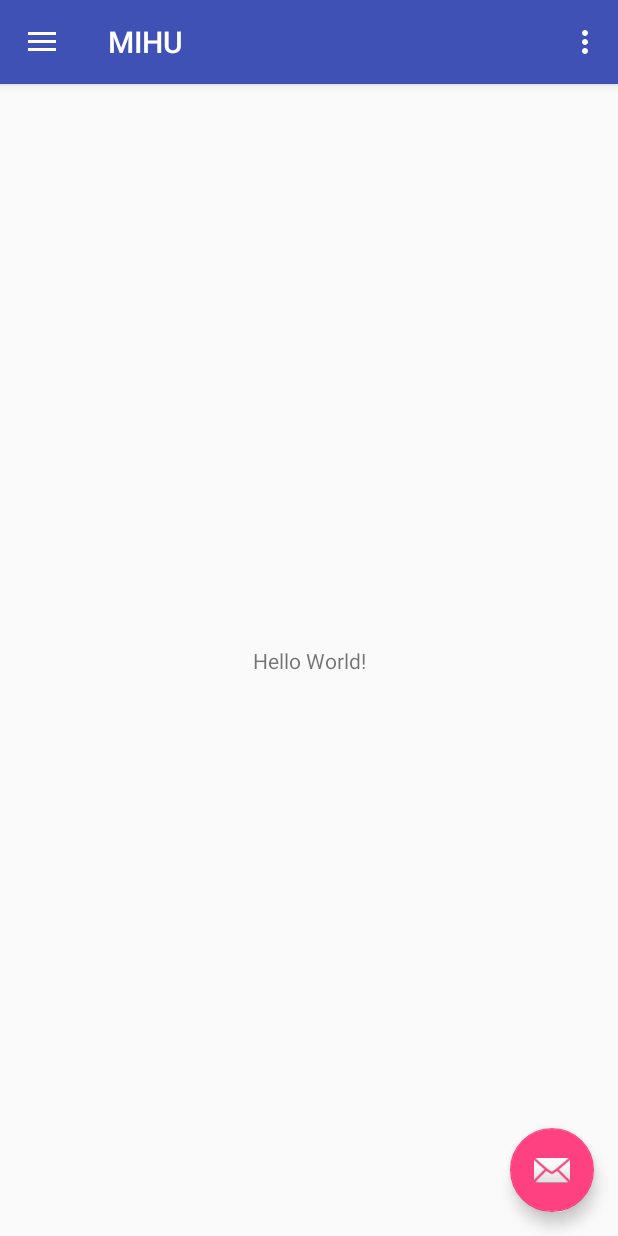
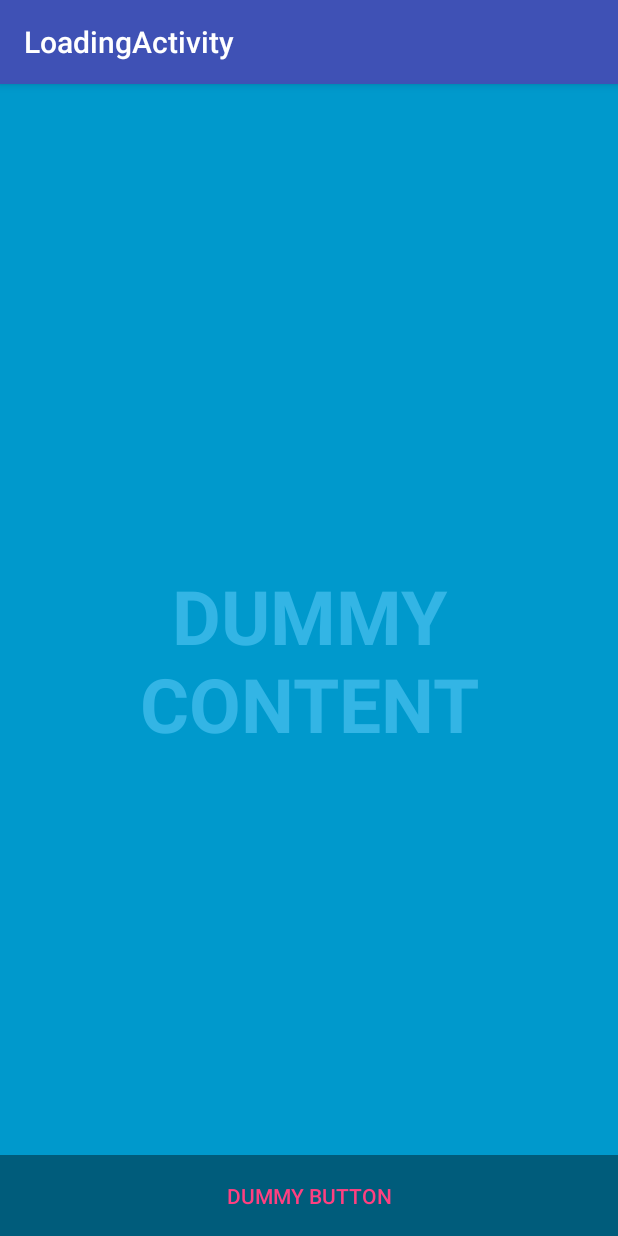
Before and after one commit to PSNAppz/MIHUAndroid, an Android app: the screen it shows after launch (MainActivity before the commit, LoadingActivity after it), on a phone screen of 412 x 824 dp. Run offline under Robolectric (Android 15) with nearby library versions, the phone set to English and light mode, and no system bars.

```diff
--- a/app/build.gradle
+++ b/app/build.gradle
@@ -27,5 +27,6 @@ dependencies {
     compile 'com.android.support:appcompat-v7:26.+'
     compile 'com.android.support:design:26.+'
     compile 'com.android.support.constraint:constraint-layout:1.0.0-beta4'
+    compile 'com.android.support:support-v4:26.+'
     testCompile 'junit:junit:4.12'
 }
--- /dev/null
+++ b/app/src/main/java/mihu/amrita/in/ac/mihu/LoadingActivity.java
@@ -0,0 +1,34 @@
+package mihu.amrita.in.ac.mihu;
+
+import android.annotation.SuppressLint;
+import android.content.Intent;
+import android.support.v7.app.ActionBar;
+import android.support.v7.app.AppCompatActivity;
+import android.os.Bundle;
+import android.os.Handler;
+import android.view.MotionEvent;
+import android.view.View;
+import android.widget.Button;
+
+/**
+ * An example full-screen activity that shows and hides the system UI (i.e.
+ * status bar and navigation/system bar) with user interaction.
+ */
+public class LoadingActivity extends AppCompatActivity {
+
+    @Override
+    protected void onCreate(Bundle savedInstanceState) {
+        super.onCreate(savedInstanceState);
+        setContentView(R.layout.activity_loading);
+        Button b=(Button)findViewById(R.id.dummy_button);
+        b.setOnClickListener(new View.OnClickListener() {
+            @Override
+            public void onClick(View view) {
+                Intent homeIntent = new Intent(LoadingActivity.this,HomeActivity.class);
+                startActivity(homeIntent);
+            }
+        });
+
+    }
+
+}
--- /dev/null
+++ b/app/src/main/res/layout/activity_loading.xml
@@ -0,0 +1,50 @@
+<FrameLayout xmlns:android="http://schemas.android.com/apk/res/android"
+    xmlns:tools="http://schemas.android.com/tools"
+    android:layout_width="match_parent"
+    android:layout_height="match_parent"
+    android:background="#0099cc"
+    tools:context="mihu.amrita.in.ac.mihu.LoadingActivity">
+
+    <!-- The primary full-screen view. This can be replaced with whatever view
+         is needed to present your content, e.g. VideoView, SurfaceView,
+         TextureView, etc. -->
+    <TextView
+        android:id="@+id/fullscreen_content"
+        android:layout_width="match_parent"
+        android:layout_height="match_parent"
+        android:gravity="center"
+        android:keepScreenOn="true"
+        android:text="@string/dummy_content"
+        android:textColor="#33b5e5"
+        android:textSize="50sp"
+        android:textStyle="bold" />
+
+    <!-- This FrameLayout insets its children based on system windows using
+         android:fitsSystemWindows. -->
+    <FrameLayout
+        android:layout_width="match_parent"
+        android:layout_height="match_parent"
+        android:fitsSystemWindows="true">
+
+        <LinearLayout
+            android:id="@+id/fullscreen_content_controls"
+            style="?metaButtonBarStyle"
+            android:layout_width="match_parent"
+            android:layout_height="wrap_content"
+            android:layout_gravity="bottom|center_horizontal"
+            android:background="@color/black_overlay"
+            android:orientation="horizontal"
+            tools:ignore="UselessParent">
+
+            <Button
+                android:id="@+id/dummy_button"
+                style="?metaButtonBarButtonStyle"
+                android:layout_width="0dp"
+                android:layout_height="wrap_content"
+                android:layout_weight="1"
+                android:text="@string/dummy_button" />
+
+        </LinearLayout>
+    </FrameLayout>
+
+</FrameLayout>
--- a/app/src/main/res/menu/activity_main_drawer.xml
+++ b/app/src/main/res/menu/activity_main_drawer.xml
@@ -3,24 +3,17 @@
 
     <group android:checkableBehavior="single">
         <item
-            android:id="@+id/nav_camera"
+            android:id="@+id/nav_home"
             android:icon="@drawable/ic_menu_camera"
-            android:title="Import" />
+            android:title="Home" />
         <item
             android:id="@+id/nav_gallery"
             android:icon="@drawable/ic_menu_gallery"
             android:title="Gallery" />
-        <item
-            android:id="@+id/nav_slideshow"
-            android:icon="@drawable/ic_menu_slideshow"
-            android:title="Slideshow" />
-        <item
-            android:id="@+id/nav_manage"
-            android:icon="@drawable/ic_menu_manage"
-            android:title="Tools" />
+
     </group>
 
-    <item android:title="Communicate">
+    <item android:title="">
         <menu>
             <item
                 android:id="@+id/nav_share"
@@ -29,7 +22,7 @@
             <item
                 android:id="@+id/nav_send"
                 android:icon="@drawable/ic_menu_send"
-                android:title="Send" />
+                android:title="The Crew" />
         </menu>
     </item>
 
--- a/app/src/main/res/values/colors.xml
+++ b/app/src/main/res/values/colors.xml
@@ -3,4 +3,6 @@
     <color name="colorPrimary">#3F51B5</color>
     <color name="colorPrimaryDark">#303F9F</color>
     <color name="colorAccent">#FF4081</color>
+
+    <color name="black_overlay">#66000000</color>
 </resources>
--- a/app/src/main/res/values/strings.xml
+++ b/app/src/main/res/values/strings.xml
@@ -5,4 +5,8 @@
     <string name="navigation_drawer_close">Close navigation drawer</string>
 
     <string name="action_settings">Settings</string>
+
+    <string name="title_activity_loading">LoadingActivity</string>
+    <string name="dummy_button">Dummy Button</string>
+    <string name="dummy_content">DUMMY\nCONTENT</string>
 </resources>
--- a/app/src/main/res/values/styles.xml
+++ b/app/src/main/res/values/styles.xml
@@ -17,4 +17,16 @@
 
     <style name="AppTheme.PopupOverlay" parent="ThemeOverlay.AppCompat.Light" />
 
+    <style name="FullscreenTheme" parent="AppTheme">
+        <item name="android:actionBarStyle">@style/FullscreenActionBarStyle</item>
+        <item name="android:windowActionBarOverlay">true</item>
+        <item name="android:windowBackground">@null</item>
+        <item name="metaButtonBarStyle">?android:attr/buttonBarStyle</item>
+        <item name="metaButtonBarButtonStyle">?android:attr/buttonBarButtonStyle</item>
+    </style>
+
+    <style name="FullscreenActionBarStyle" parent="Widget.AppCompat.ActionBar">
+        <item name="android:background">@color/black_overlay</item>
+    </style>
+
 </resources>
```
Also changed, not shown: app/src/main/AndroidManifest.xml (+9 -0 lines), app/src/main/java/mihu/amrita/in/ac/mihu/HomeActivity.java (added, +32 -0 lines), app/src/main/java/mihu/amrita/in/ac/mihu/MainActivity.java (+4 -6 lines), app/src/main/res/layout/activity_home.xml (added, +21 -0 lines), app/src/main/res/values/attrs.xml (added, +12 -0 lines).
